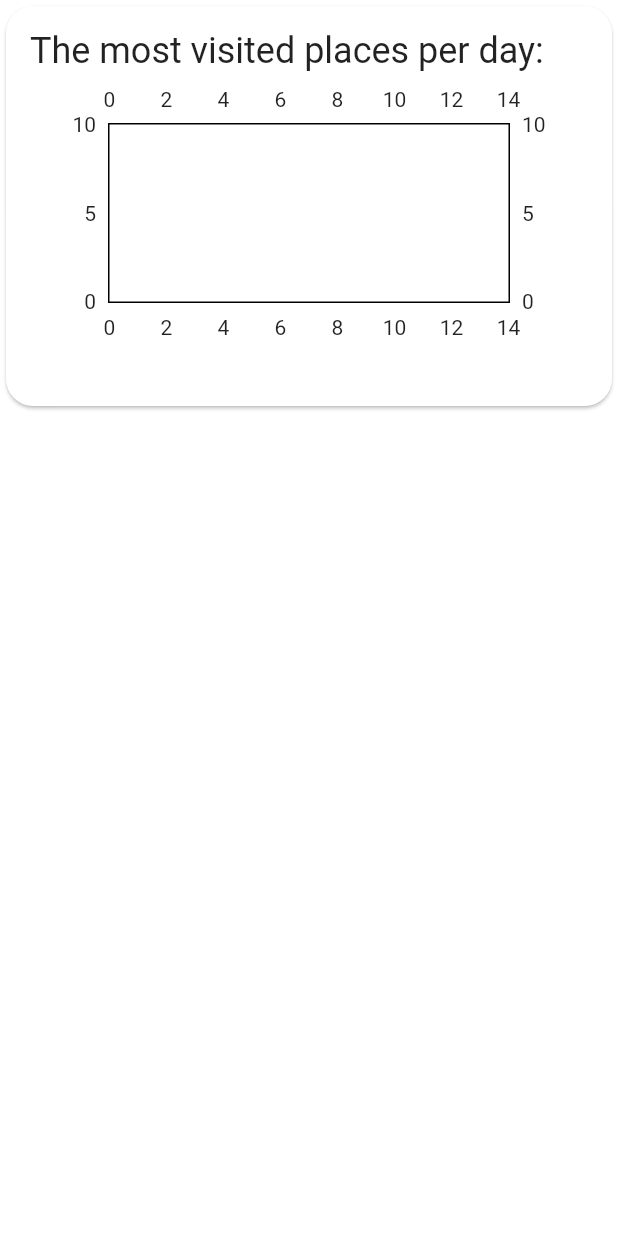
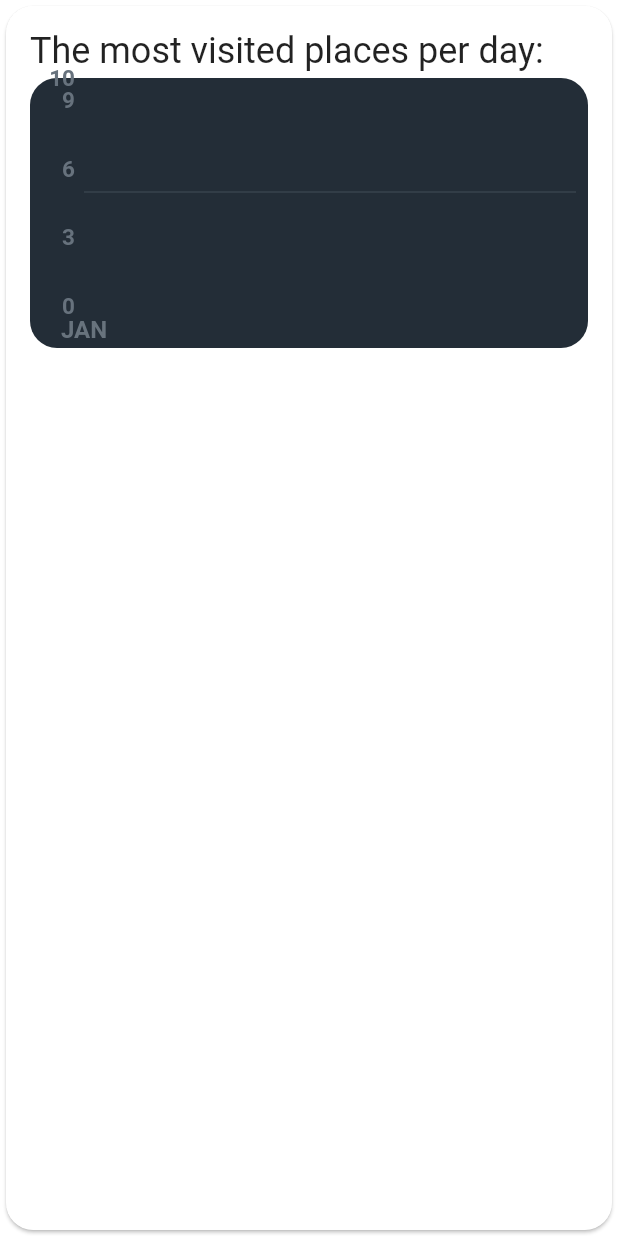
Before and after one commit to FedericoCaspani/Neo4j-Graph-Dataset, a Flutter app: the MostVisited widget shown alone on an empty page, opened directly with empty values, on a phone screen of 412 x 824 dp. Run offline on Flutter 3.47's test engine with Material 2 defaults, Android fonts, the phone set to English and light mode, and no system bars; drawn by our look-alikes of fl_chart; our stand-ins replace google_fonts, google_maps_flutter, shared_preferences; missing offline and left inert: flutter_barcode_scanner; accounts and stored records are empty; network calls fail.

Commit message:
Q6 plot is over

```diff
--- a/mobile/lib/Payload/API/Maps/Serializable/Q6.dart
+++ b/mobile/lib/Payload/API/Maps/Serializable/Q6.dart
@@ -54,6 +54,6 @@ Future<QSix> mostVisited() async {
     print(e);
   }
 
-  return QSix.fromJson(json.decode('{"count": "0", date:"1970-01-01", "placeName": "Moscow", '
+  return QSix.fromJson(json.decode('{"count": "0", date:"2000-01-01", "placeName": "Moscow", '
       '"persons":[{"name": "name", "surname":"surname", "taxCode":"taxCode"}]}'));
 }
--- a/mobile/lib/Screens/GreenPass/Analytics/MainAnalytics.dart
+++ b/mobile/lib/Screens/GreenPass/Analytics/MainAnalytics.dart
@@ -39,12 +39,16 @@ class _MainAnalyticsState extends State<MainAnalytics> {
       });
     });
     mostVisited.mostVisited().then((result) {
+      final List<MostVisitedTimeSeries> mostVisited = [];
       double count = result.count.toDouble();
       String placeName = result.placeName;
       DateTime dateTime = DateTime.parse(result.date);
-      mostVisitedTimesSeries.add(MostVisitedTimeSeries(count: count,
+      mostVisited.add(MostVisitedTimeSeries(count: count,
           time: dateTime,
           place: placeName));
+      setState(() {
+        mostVisitedTimesSeries = mostVisited;
+      });
     });
   }
 
--- a/mobile/lib/Screens/GreenPass/Analytics/MostVisited.dart
+++ b/mobile/lib/Screens/GreenPass/Analytics/MostVisited.dart
@@ -1,7 +1,7 @@
 import 'package:covid_free_app/Payload/Models/MostVisited.dart';
 import 'package:fl_chart/fl_chart.dart';
 import 'package:flutter/material.dart';
-
+import 'package:intl/intl.dart';
 
 class MostVisited extends StatelessWidget {
 
@@ -16,9 +16,7 @@ class MostVisited extends StatelessWidget {
 
   @override
   Widget build(BuildContext context) {
-    Size size = MediaQuery.of(context).size;
     return Container(
-        height: size.height / 3,
         child: Card(
           shape: RoundedRectangleBorder(borderRadius: BorderRadius.circular(18)),
           child: Stack(
@@ -32,20 +30,80 @@ class MostVisited extends StatelessWidget {
                   children: [
                     const Text('The most visited places per day: ', style: TextStyle(fontSize: 24),),
                     const SizedBox(height: 4,),
-                    Padding(
+                    Container(
+                      decoration: BoxDecoration(
+                        borderRadius: BorderRadius.all(Radius.circular(18)),
+                          color: Color(0xff232d37),
+                      ),
+                      child: Padding(
                         padding: const EdgeInsets.symmetric(horizontal: 8.0),
                         child: SizedBox(
                           height: 180,
                           width: 300,
                           child: LineChart(
                             LineChartData(
+                                borderData: FlBorderData(show: false),
                                 lineTouchData: LineTouchData(
                                     handleBuiltInTouches: true,
                                     touchTooltipData: LineTouchTooltipData(
                                         tooltipBgColor: Colors.blueGrey.withOpacity(0.8)
                                     )
                                 ),
-                              gridData: FlGridData(show: false),
+                                gridData: FlGridData(
+                                  show: true,
+                                  drawVerticalLine: true,
+                                  getDrawingHorizontalLine: (value) {
+                                    return FlLine(
+                                      color: const Color(0xff37434d),
+                                      strokeWidth: 1,
+                                    );
+                                  },
+                                  getDrawingVerticalLine: (value) {
+                                    return FlLine(
+                                      color: const Color(0xff37434d),
+                                      strokeWidth: 1,
+                                    );
+                                  }),
+                                  titlesData: FlTitlesData(
+                                    show: true,
+                                    rightTitles: SideTitles(showTitles: false),
+                                    topTitles: SideTitles(showTitles: false),
+                                    bottomTitles: SideTitles(
+                                      showTitles: true,
+                                      getTextStyles: (context, value) => const TextStyle(
+                                        color: Color(0xff68737d),
+                                        fontWeight: FontWeight.bold,
+                                        fontSize: 16
+                                      ),
+                                       getTitles: (value) {
+                                         var date = new DateTime.fromMillisecondsSinceEpoch(value.toInt()).toString().split("-");
+                                         switch(date[1]) {
+                                           case '01': return 'JAN';
+                                           case '02': return 'FEB';
+                                           case '03': return 'MAR';
+                                           case '04': return 'APR';
+                                           case '05': return 'MAY';
+                                           case '06': return 'JUN';
+                                           case '07': return 'JUL';
+                                           case '08': return 'AUG';
+                                           case '09': return 'SEP';
+                                           case '10': return 'OCT';
+                                           case '11': return 'NOV';
+                                           case '12': return 'DEC';
+                                           default: return '';
+                                         }
+                                       }
+                                    ),
+                                    leftTitles: SideTitles(
+                                      showTitles: true,
+                                      interval: 3,
+                                      getTextStyles: (context, value) => const TextStyle(
+                                        color: Color(0xff67727d),
+                                        fontWeight: FontWeight.bold,
+                                        fontSize: 15,
+                                      )
+                                    )
+                                  ),
                                   lineBarsData: [
                                     LineChartBarData(
                                     spots: mostVisited.map((value) => FlSpot(
@@ -61,12 +119,11 @@ class MostVisited extends StatelessWidget {
                                       )
                                     ),
                                   ],
-                              minX: 0,
-                              maxX: 14,
                                   maxY: 10,
                                   minY: 0
                               ),
                             swapAnimationDuration: const Duration(milliseconds: 250),
+                          ),
                         ),
                       ),
                     ),
--- a/mobile/pubspec.yaml
+++ b/mobile/pubspec.yaml
@@ -37,6 +37,7 @@ dependencies:
   json_annotation: ^4.3.0
   google_fonts: ^2.1.0
   fl_chart: ^0.40.2
+  intl: ^0.17.0
 
 dev_dependencies:
   build_runner: ^2.1.4
```
Also changed, not shown: 1 other file. Lines whose indentation alone changed are shown as unchanged.
